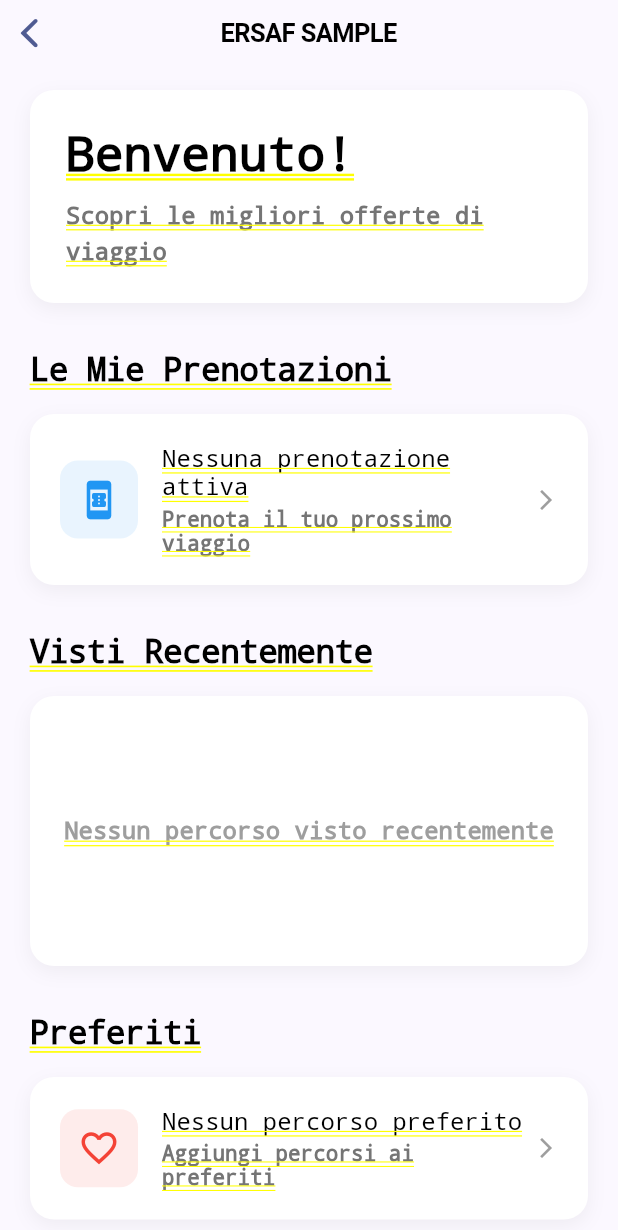
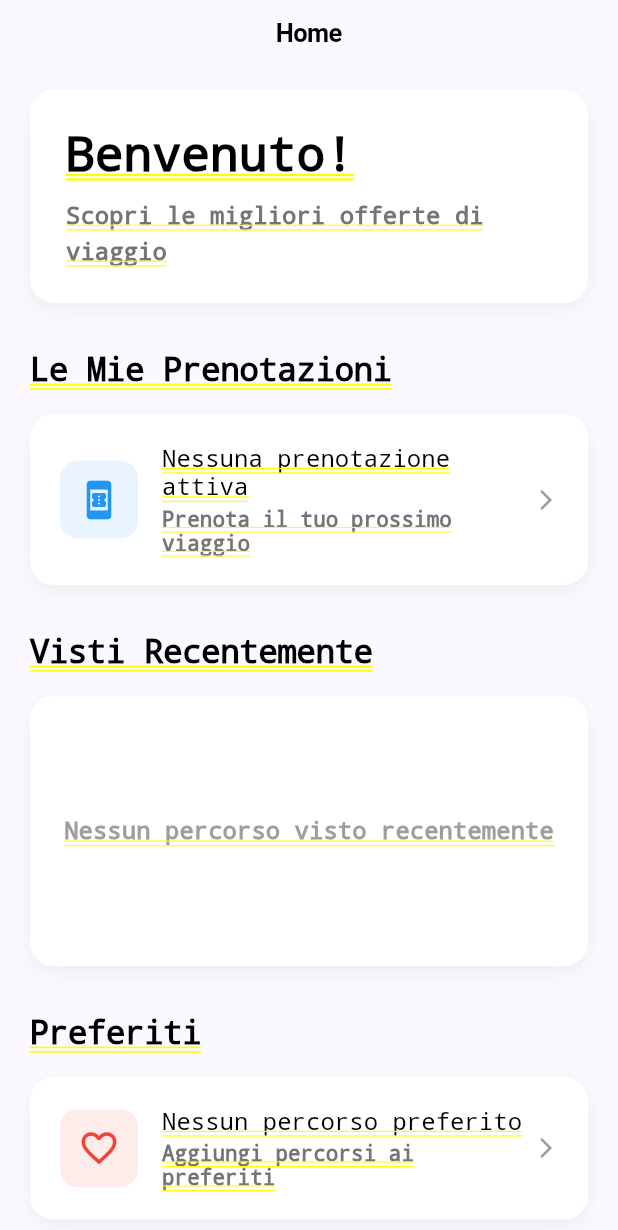
Before and after one commit to Rodrigoberes/ERSAF-Sample-App, a Flutter app: the HomeScreen screen opened by its route, on a phone screen of 412 x 824 dp. Shown: the top 1230 px of the screen. Run offline on Flutter 3.47's test engine with Material 3 defaults, Android fonts, the phone set to English and light mode, and no system bars; our stand-ins replace dio, equatable, flutter_bloc, freezed_annotation, get_it, shimmer; missing offline and left inert: oxidized; accounts and stored records are empty; network calls fail.

Commit message:
fix unwanted back buttons #1

```diff
--- a/lib/presentation/screens/home_screen.dart
+++ b/lib/presentation/screens/home_screen.dart
@@ -22,7 +22,7 @@ class HomeScreenState extends State<HomeScreen> {
   @override
   Widget build(BuildContext context) {
     return CustomCupertinoPageScaffold(
-      title: 'ERSAF SAMPLE',
+      title: 'Home',
       child: BlocBuilder<RouteBloc, RouteState>(
       builder: (context, state) {
         final routes = state is RouteLoaded ? state.routes : <routemodel.Route>[];
--- a/lib/presentation/screens/profile_screen.dart
+++ b/lib/presentation/screens/profile_screen.dart
@@ -22,6 +22,7 @@ class ProfileScreen extends StatelessWidget {
         return CupertinoPageScaffold(
           navigationBar: const CupertinoNavigationBar(
             middle: Text('Impostazioni'),
+            leading: SizedBox.shrink(),
           ),
           child: SafeArea(
             child: ListView(
--- a/lib/presentation/screens/signup_screen.dart
+++ b/lib/presentation/screens/signup_screen.dart
@@ -240,7 +240,7 @@ class SignupScreenState extends State<SignupScreen> {
                           ),
                           TextButton(
                             onPressed: () {
-                              Navigator.pop(context);
+                              Navigator.pushReplacementNamed(context, RouteGenerator.login);
                             },
                             child: const Text(
                               'Accedi',
--- a/lib/presentation/widgets/custom_cupertino_scaffold.dart
+++ b/lib/presentation/widgets/custom_cupertino_scaffold.dart
@@ -16,6 +16,7 @@ class CustomCupertinoPageScaffold extends StatelessWidget {
         middle: Text(title),
         backgroundColor: CupertinoColors.white,
         border: const Border(),
+        leading: const SizedBox.shrink(),
       ),
       child: child,
     );
```
Also changed, not shown: 7 other files. Lines whose indentation alone changed are shown as unchanged.
